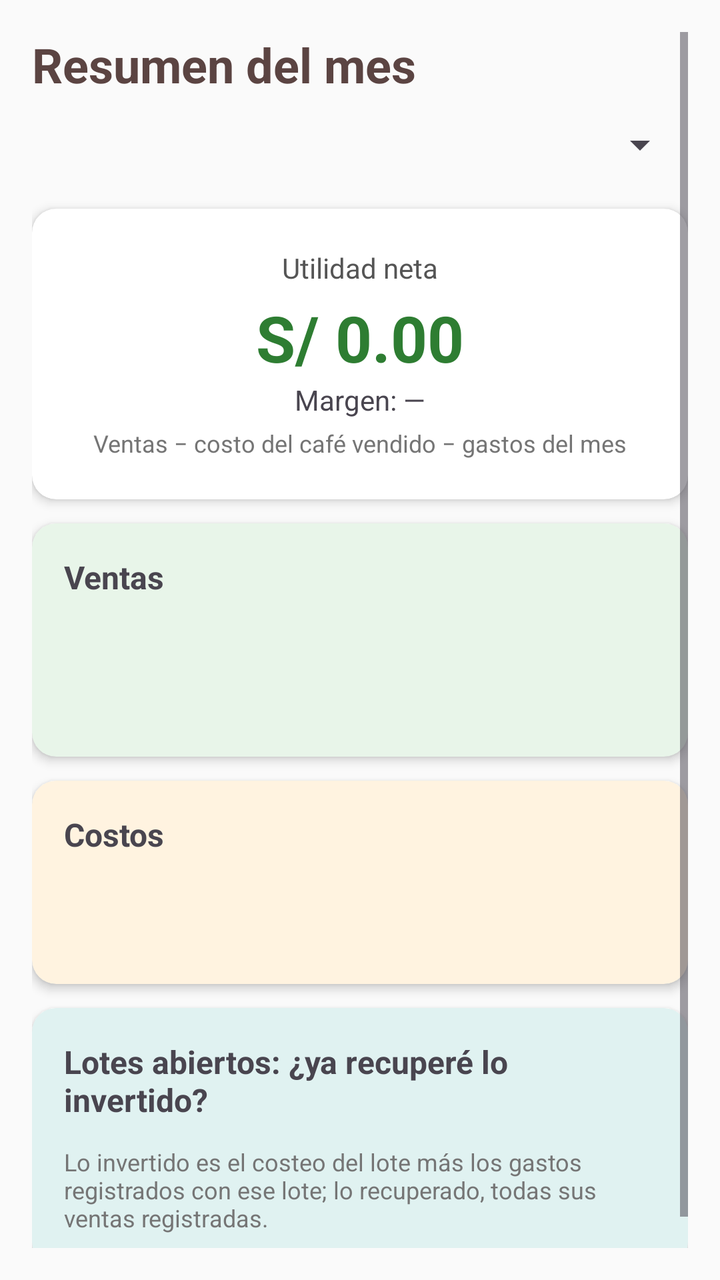
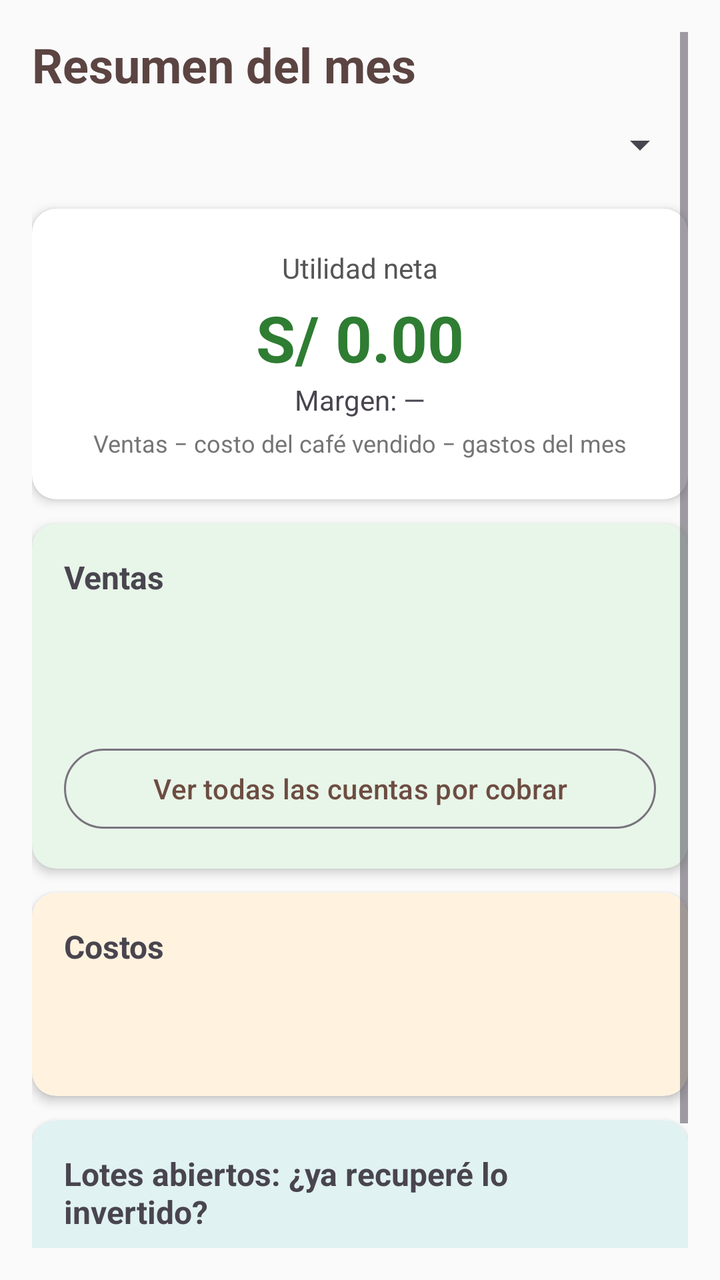

Screens rendered from an Android XML layout before and after an edit, with the pre-edit source and the edit as a unified diff.
<!-- AndroidManifest.xml: application theme Theme.CajaiCafeAdministracion -->
<!-- res/layout/fragment_inicio.xml -->
<?xml version="1.0" encoding="utf-8"?>
<ScrollView xmlns:android="http://schemas.android.com/apk/res/android"
    xmlns:card_view="http://schemas.android.com/apk/res-auto"
    android:layout_width="match_parent"
    android:layout_height="match_parent"
    android:background="#FAFAFA"
    android:padding="16dp">

    <LinearLayout
        android:orientation="vertical"
        android:layout_width="match_parent"
        android:layout_height="wrap_content">

        <TextView
            android:text="Resumen del mes"
            android:textSize="24sp"
            android:textStyle="bold"
            android:textColor="@color/cafeOscuro"
            android:layout_width="match_parent"
            android:layout_height="wrap_content" />

        <Spinner
            android:id="@+id/spinnerMes"
            android:minHeight="48dp"
            android:layout_marginBottom="8dp"
            android:layout_width="match_parent"
            android:layout_height="wrap_content" />

        
        <androidx.cardview.widget.CardView
            android:layout_width="match_parent" android:layout_height="wrap_content"
            android:layout_marginBottom="12dp" android:backgroundTint="#FFFFFF"
            card_view:cardCornerRadius="12dp" card_view:cardElevation="3dp">
            <LinearLayout android:orientation="vertical" android:gravity="center" android:padding="20dp" android:layout_width="match_parent" android:layout_height="wrap_content">
                <TextView android:text="Utilidad neta" android:textSize="14sp" android:textColor="#555555" android:layout_width="wrap_content" android:layout_height="wrap_content" />
                <TextView android:id="@+id/tvUtilidad" android:text="S/ 0.00" android:textSize="32sp" android:textStyle="bold" android:textColor="#2E7D32" android:layout_marginTop="4dp" android:layout_width="wrap_content" android:layout_height="wrap_content" />
                <TextView android:id="@+id/tvMargen" android:text="Margen: —" android:textSize="14sp" android:layout_width="wrap_content" android:layout_height="wrap_content" />
                <TextView android:text="Ventas − costo del café vendido − gastos del mes" android:textSize="12sp" android:textColor="#757575" android:layout_marginTop="4dp" android:layout_width="wrap_content" android:layout_height="wrap_content" />
            </LinearLayout>
        </androidx.cardview.widget.CardView>

        
        <androidx.cardview.widget.CardView
            android:layout_width="match_parent" android:layout_height="wrap_content"
            android:layout_marginBottom="12dp" android:backgroundTint="#E8F5E9"
            card_view:cardCornerRadius="12dp" card_view:cardElevation="3dp">
            <LinearLayout android:orientation="vertical" android:padding="16dp" android:layout_width="match_parent" android:layout_height="wrap_content">
                <TextView android:text="Ventas" android:textStyle="bold" android:textSize="16sp" android:layout_marginBottom="6dp" android:layout_width="wrap_content" android:layout_height="wrap_content" />
                <TextView android:id="@+id/tvIngresos" android:text="" android:layout_width="wrap_content" android:layout_height="wrap_content" />
                <TextView android:id="@+id/tvCobrado" android:text="" android:layout_width="wrap_content" android:layout_height="wrap_content" />
                <TextView android:id="@+id/tvPorCobrar" android:text="" android:layout_width="wrap_content" android:layout_height="wrap_content" />
            </LinearLayout>
        </androidx.cardview.widget.CardView>

        
        <androidx.cardview.widget.CardView
            android:layout_width="match_parent" android:layout_height="wrap_content"
            android:layout_marginBottom="12dp" android:backgroundTint="#FFF3E0"
            card_view:cardCornerRadius="12dp" card_view:cardElevation="3dp">
            <LinearLayout android:orientation="vertical" android:padding="16dp" android:layout_width="match_parent" android:layout_height="wrap_content">
                <TextView android:text="Costos" android:textStyle="bold" android:textSize="16sp" android:layout_marginBottom="6dp" android:layout_width="wrap_content" android:layout_height="wrap_content" />
                <TextView android:id="@+id/tvCostoVendido" android:text="" android:layout_width="wrap_content" android:layout_height="wrap_content" />
                <TextView android:id="@+id/tvSinCosto" android:text="" android:textSize="12sp" android:textColor="#757575" android:visibility="gone" android:layout_width="wrap_content" android:layout_height="wrap_content" />
                <TextView android:id="@+id/tvGastosMes" android:text="" android:layout_marginTop="4dp" android:layout_width="wrap_content" android:layout_height="wrap_content" />
            </LinearLayout>
        </androidx.cardview.widget.CardView>

        
        <androidx.cardview.widget.CardView
            android:layout_width="match_parent" android:layout_height="wrap_content"
            android:layout_marginBottom="24dp" android:backgroundTint="#E0F2F1"
            card_view:cardCornerRadius="12dp" card_view:cardElevation="3dp">
            <LinearLayout android:orientation="vertical" android:padding="16dp" android:layout_width="match_parent" android:layout_height="wrap_content">
                <TextView android:text="Lotes abiertos: ¿ya recuperé lo invertido?" android:textStyle="bold" android:textSize="16sp" android:layout_marginBottom="6dp" android:layout_width="wrap_content" android:layout_height="wrap_content" />
                <TextView android:id="@+id/tvSinLotes" android:text="No hay lotes abiertos." android:textColor="#757575" android:visibility="gone" android:layout_width="wrap_content" android:layout_height="wrap_content" />
                
                <LinearLayout android:id="@+id/contenedorLotes" android:orientation="vertical" android:layout_width="match_parent" android:layout_height="wrap_content" />
                <TextView android:text="Lo invertido es el costeo del lote más los gastos registrados con ese lote; lo recuperado, todas sus ventas registradas." android:textSize="12sp" android:textColor="#757575" android:layout_marginTop="6dp" android:layout_width="wrap_content" android:layout_height="wrap_content" />
            </LinearLayout>
        </androidx.cardview.widget.CardView>

    </LinearLayout>
</ScrollView>
<!-- resources referenced by this layout -->
<resources>
  <color name="cafeOscuro">#5B4442</color>
  <style name="Theme.CajaiCafeAdministracion" parent="Base.Theme.CajaiCafeAdministracion" />
  <style name="Base.Theme.CajaiCafeAdministracion" parent="Theme.Material3.DayNight.NoActionBar">
          
          
      </style>
</resources>

<!-- the commit's change to res/layout/fragment_inicio.xml (unified diff, before → after) -->
@@ -49,6 +49,14 @@
                 <TextView android:id="@+id/tvIngresos" android:text="" android:layout_width="wrap_content" android:layout_height="wrap_content" />
                 <TextView android:id="@+id/tvCobrado" android:text="" android:layout_width="wrap_content" android:layout_height="wrap_content" />
                 <TextView android:id="@+id/tvPorCobrar" android:text="" android:layout_width="wrap_content" android:layout_height="wrap_content" />
+                <Button
+                    android:id="@+id/btnCuentasPorCobrar"
+                    style="?attr/materialButtonOutlinedStyle"
+                    android:layout_width="match_parent"
+                    android:layout_height="wrap_content"
+                    android:layout_marginTop="8dp"
+                    android:textColor="@color/cafeMedio"
+                    android:text="Ver todas las cuentas por cobrar" />
             </LinearLayout>
         </androidx.cardview.widget.CardView>
 
<!-- resource entries referenced after the edit -->
@@ -1,5 +1,6 @@
 <!-- resources referenced by this layout -->
 <resources>
+  <color name="cafeMedio">#6D4C41</color>
   <color name="cafeOscuro">#5B4442</color>
   <style name="Theme.CajaiCafeAdministracion" parent="Base.Theme.CajaiCafeAdministracion" />
   <style name="Base.Theme.CajaiCafeAdministracion" parent="Theme.Material3.DayNight.NoActionBar">
